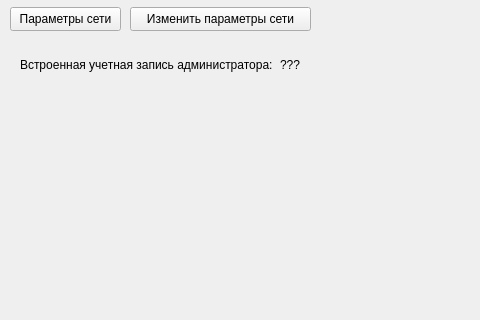
BagaJimbildan/LAS_SibSIU, file design_ui/main.ui: the form before one commit; both pictures show x 0 to 480 and y 153 to 473 of the 1051 by 596 pixel window.
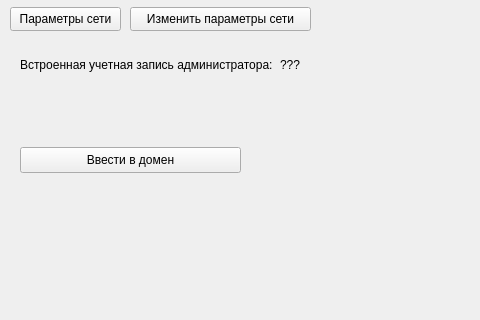
The form after the commit.

Commit message: Начал делать ввод в домен

The edit to the form file:
```diff
--- a/design_ui/main.ui
+++ b/design_ui/main.ui
@@ -274,6 +274,19 @@
      <string>Отключить созданного начального администратора</string>
     </property>
    </widget>
+   <widget class="QPushButton" name="btn_domain">
+    <property name="geometry">
+     <rect>
+      <x>20</x>
+      <y>300</y>
+      <width>221</width>
+      <height>26</height>
+     </rect>
+    </property>
+    <property name="text">
+     <string>Ввести в домен</string>
+    </property>
+   </widget>
   </widget>
   <widget class="QMenuBar" name="menubar">
    <property name="geometry">
```
The commit also changes 8 other files.
